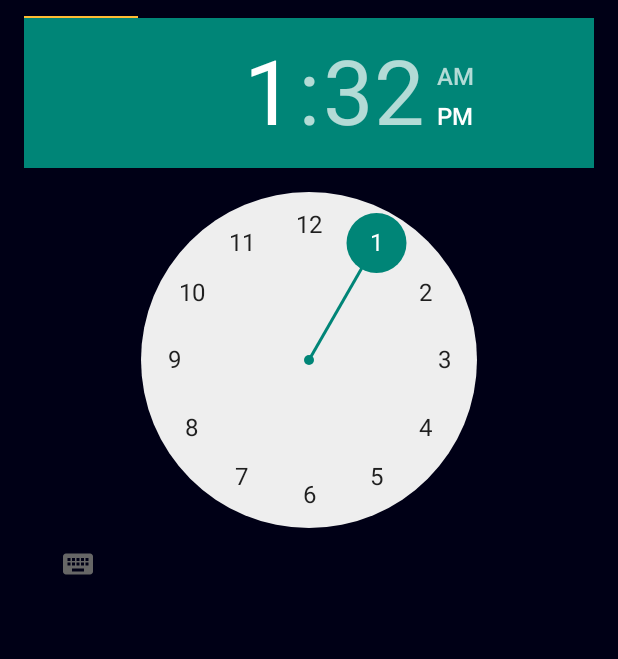
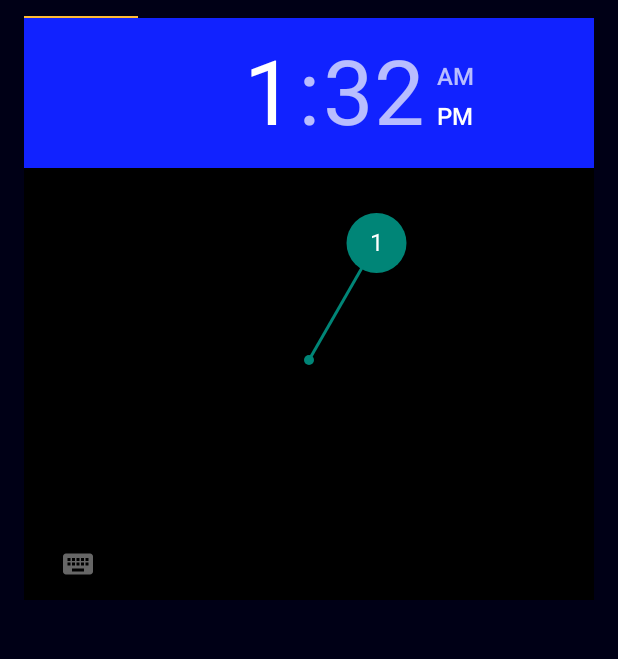
Before and after one commit to Jordan-Earl/AlarmClock, an Android app: the screen it shows after launch (MainActivity), on a phone screen of 412 x 824 dp, the part 162-821 px from its top. Run offline under Robolectric (Android 15) with nearby library versions, the phone set to English and light mode, and no system bars; 3 statements that could not run were skipped.

Commit message:
Minor Changes

```diff
--- a/Software Design/Android_App/app/src/main/java/snuze/alarmtooth/Fragments/AlarmFragment.java
+++ b/Software Design/Android_App/app/src/main/java/snuze/alarmtooth/Fragments/AlarmFragment.java
@@ -7,7 +7,7 @@ import android.support.v4.app.Fragment;
 import android.view.LayoutInflater;
 import android.view.View;
 import android.view.ViewGroup;
-
+import android.widget.TimePicker;
 import snuze.alarmtooth.R;
 
 /**
--- a/Software Design/Android_App/app/src/main/java/snuze/alarmtooth/Fragments/PagerAdapter.java
+++ b/Software Design/Android_App/app/src/main/java/snuze/alarmtooth/Fragments/PagerAdapter.java
@@ -43,6 +43,11 @@ public class PagerAdapter extends FragmentStatePagerAdapter {
 
     }
 
+    public void updateLog(String log){
+
+
+    }
+
     @Override
     public int getCount() {
         return mNumOfTabs;
--- a/Software Design/Android_App/app/src/main/java/snuze/alarmtooth/MainActivity.java
+++ b/Software Design/Android_App/app/src/main/java/snuze/alarmtooth/MainActivity.java
@@ -1,6 +1,5 @@
 package snuze.alarmtooth;
 
-import android.bluetooth.BluetoothDevice;
 import android.net.Uri;
 import android.os.Message;
 import android.support.design.widget.TabLayout;
@@ -33,6 +32,7 @@ public class MainActivity extends AppCompatActivity implements AlarmFragment.OnF
     private GoogleApiClient client;
     private BluetoothAssistant bluetoothAssistant = null;
     private ArrayAdapter<String> MACs;
+    private String Log;
 
     @Override
     protected void onCreate(Bundle savedInstanceState) {
@@ -53,6 +53,7 @@ public class MainActivity extends AppCompatActivity implements AlarmFragment.OnF
             @Override
             public void onTabSelected(TabLayout.Tab tab) {
                 viewPager.setCurrentItem(tab.getPosition());
+                adapter.updateLog(Log);
             }
 
             @Override
@@ -77,20 +78,6 @@ public class MainActivity extends AppCompatActivity implements AlarmFragment.OnF
 
         super.onDestroy();
     }
-
-   // @Override
-//    protected void onActivityResult(int requestCode, int resultCode, Intent data) {
-//        super.onActivityResult(requestCode, resultCode, data);
-//        if (requestCode == 1){
-//           if(data!=null) {
-//               String address = data.getExtras().getString(DeviceSearchActivity.DEVICE_ADDRESS);
-//
-//               BluetoothDevice device = bluetoothAssistant.getDevice(address);
-//
-//               bluetoothAssistant.connect(device, false);
-//           }
-//        }
-//    }
 
     public void onFragmentInteraction (Uri uri){
     }
--- a/Software Design/Android_App/app/src/main/res/layout/fragment_alarm.xml
+++ b/Software Design/Android_App/app/src/main/res/layout/fragment_alarm.xml
@@ -7,6 +7,10 @@
     <TimePicker
         android:layout_width="wrap_content"
         android:layout_height="wrap_content"
-        android:id="@+id/timePicker" />
+        android:id="@+id/timePicker"
+        android:background="#000"
+        android:headerBackground="#12F"
+        android:numbersBackgroundColor="#00000000"
+        android:outlineProvider="background" />
 
 </FrameLayout>
```
